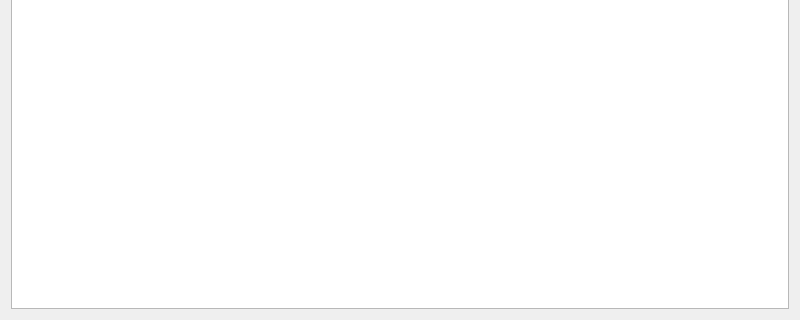
Before: the Qt Designer form ordersdialog.ui in geertdaelemans/BrickManager, drawn with Qt 5; both pictures show x 0 to 800 and y 280 to 600 of the 800 by 600 pixel window.
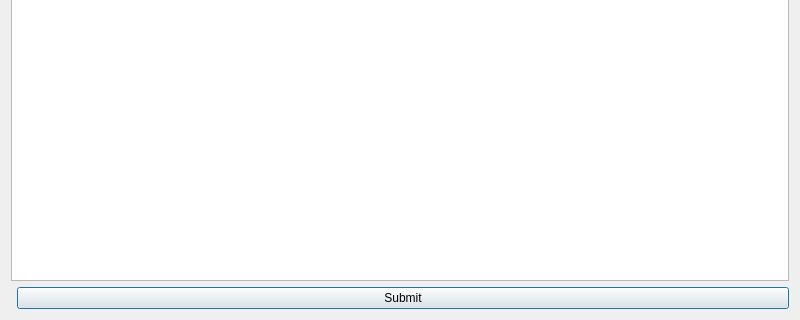
After: the same form once the commit is applied.

Commit message: Added tabs for Inventories.

Patch:
```diff
--- a/ordersdialog.ui
+++ b/ordersdialog.ui
@@ -46,6 +46,13 @@
      </attribute>
     </widget>
    </item>
+   <item row="2" column="1">
+    <widget class="QPushButton" name="pushButton">
+     <property name="text">
+      <string>Submit</string>
+     </property>
+    </widget>
+   </item>
   </layout>
  </widget>
  <resources/>
```
Left out of the diff: 2 changed lines with no effect on the pictures. The commit also changes 7 other files.
